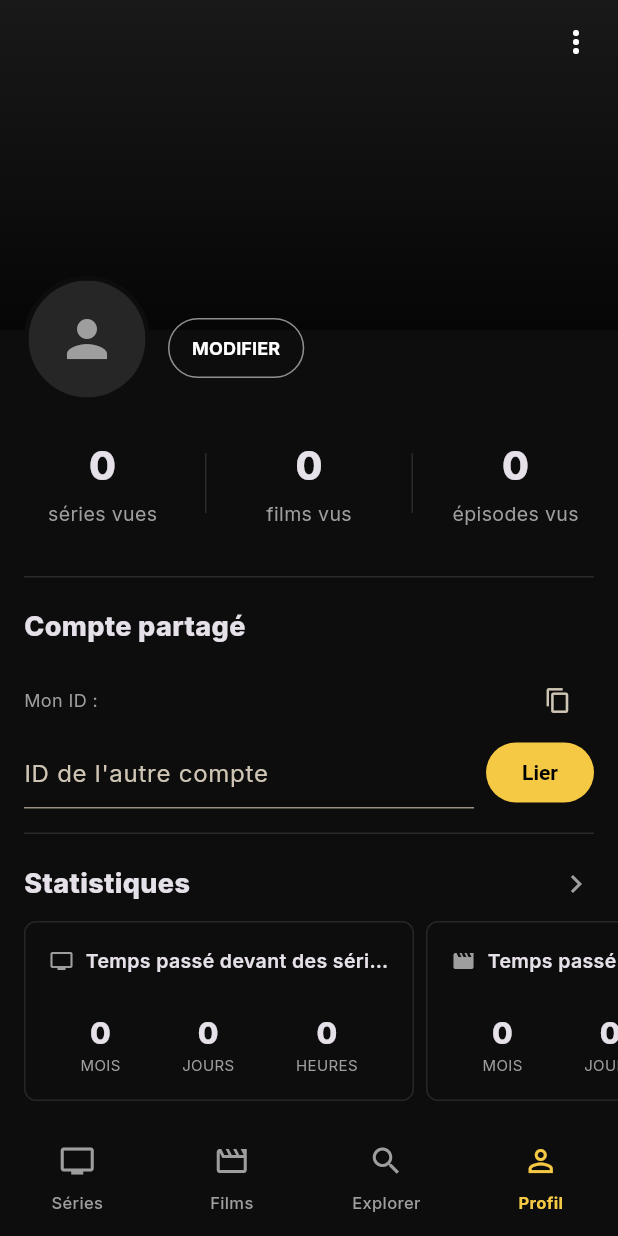
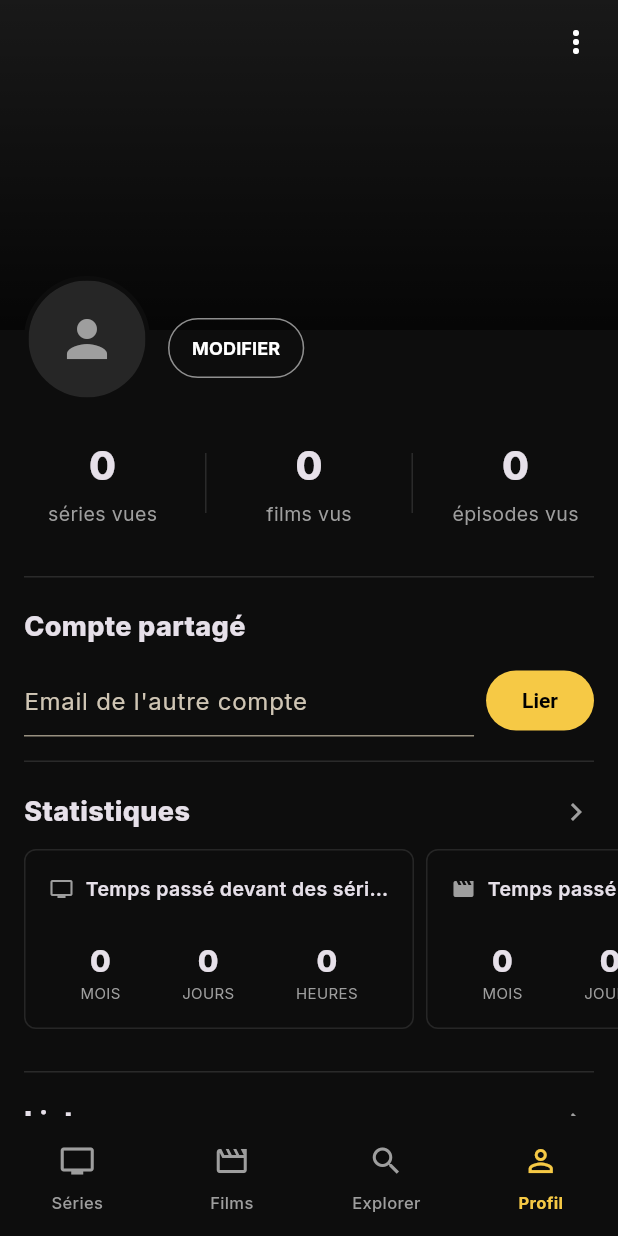
Before and after one commit to Mehdi-F/showtime, a Flutter app: the screen it shows once a user with an empty profile is signed in, item 4 of the bottom bar chosen, after a tap on "Lier", on a phone screen of 412 x 824 dp. Run offline on Flutter 3.47's test engine with Material 3 defaults, Android fonts, the phone set to English and light mode, and no system bars; our stand-ins replace cached_network_image, cloud_firestore, confetti, csv, file_picker, firebase_auth and 3 more; accounts and stored records are empty; network calls fail; statements that could not run were skipped.

Commit message:
Link accounts by email instead of copy-pasting UIDs
Replace the raw-UID entry field with an email lookup (findUidByEmail),
since sign-in is Google-only and the other person's email is much
easier to know/type correctly than a 28-character UID. Relaxes
firestore.rules so any authenticated user can read the small per-user
profile doc (needed to resolve email -> uid) — library/lists data
stays gated behind a true mutual link, unchanged.

```diff
--- a/lib/screens/profile_screen.dart
+++ b/lib/screens/profile_screen.dart
@@ -1,5 +1,4 @@
 import 'package:flutter/material.dart';
-import 'package:flutter/services.dart';
 import 'package:cached_network_image/cached_network_image.dart';
 import 'package:provider/provider.dart';
 import '../config/tmdb_config.dart';
@@ -676,6 +675,7 @@ class _LinkedAccountSection extends StatefulWidget {
 
 class _LinkedAccountSectionState extends State<_LinkedAccountSection> {
   final _controller = TextEditingController();
+  bool _linking = false;
 
   @override
   void dispose() {
@@ -683,17 +683,25 @@ class _LinkedAccountSectionState extends State<_LinkedAccountSection> {
     super.dispose();
   }
 
-  Future<void> _copyUid(String uid) async {
-    await Clipboard.setData(ClipboardData(text: uid));
-    if (mounted) {
-      ScaffoldMessenger.of(context).showSnackBar(const SnackBar(content: Text('ID copié')));
+  Future<void> _link(String uid) async {
+    final email = _controller.text.trim();
+    if (email.isEmpty) return;
+    final currentEmail = context.read<AuthProvider>().user?.email;
+    if (currentEmail != null && email.toLowerCase() == currentEmail.toLowerCase()) return;
+
+    setState(() => _linking = true);
+    final linkService = context.read<LinkService>();
+    final partnerUid = await linkService.findUidByEmail(email);
+    if (!mounted) return;
+    setState(() => _linking = false);
+
+    if (partnerUid == null) {
+      ScaffoldMessenger.of(context).showSnackBar(
+        const SnackBar(content: Text("Aucun compte trouvé avec cet email — l'autre personne doit d'abord ouvrir l'app.")),
+      );
+      return;
     }
-  }
-
-  Future<void> _link(String uid) async {
-    final partnerUid = _controller.text.trim();
-    if (partnerUid.isEmpty || partnerUid == uid) return;
-    await context.read<LinkService>().setLinkedUid(uid: uid, linkedUid: partnerUid);
+    await linkService.setLinkedUid(uid: uid, linkedUid: partnerUid);
     _controller.clear();
   }
 
@@ -709,20 +717,6 @@ class _LinkedAccountSectionState extends State<_LinkedAccountSection> {
       child: Column(
         crossAxisAlignment: CrossAxisAlignment.start,
         children: [
-          Row(
-            children: [
-              Expanded(
-                child: Text('Mon ID : $uid',
-                    style: const TextStyle(color: AppColors.textSecondary, fontSize: 12),
-                    overflow: TextOverflow.ellipsis),
-              ),
-              IconButton(
-                icon: const Icon(Icons.copy, size: 18),
-                tooltip: 'Copier',
-                onPressed: () => _copyUid(uid),
-              ),
-            ],
-          ),
           StreamBuilder<String?>(
             stream: linkService.watchOwnLinkedUid(uid),
             builder: (context, snapshot) {
@@ -733,11 +727,21 @@ class _LinkedAccountSectionState extends State<_LinkedAccountSection> {
                     Expanded(
                       child: TextField(
                         controller: _controller,
-                        decoration: const InputDecoration(hintText: "ID de l'autre compte"),
+                        keyboardType: TextInputType.emailAddress,
+                        decoration: const InputDecoration(hintText: "Email de l'autre compte"),
                       ),
                     ),
                     const SizedBox(width: 8),
-                    FilledButton(onPressed: () => _link(uid), child: const Text('Lier')),
+                    FilledButton(
+                      onPressed: _linking ? null : () => _link(uid),
+                      child: _linking
+                          ? const SizedBox(
+                              width: 16,
+                              height: 16,
+                              child: CircularProgressIndicator(strokeWidth: 2, color: Colors.black),
+                            )
+                          : const Text('Lier'),
+                    ),
                   ],
                 );
               }
--- a/lib/services/link_service.dart
+++ b/lib/services/link_service.dart
@@ -2,8 +2,11 @@ import 'package:cloud_firestore/cloud_firestore.dart';
 
 /// Manages the lightweight "shared account" link between two users so each
 /// can browse the other's library read-only. Deliberately minimal: a single
-/// `linkedUid` field per user, made visible to each other only once both
-/// sides point at one another (see firestore.rules).
+/// `linkedUid` field per user, resolved by email lookup rather than raw UID
+/// copy-paste. Profile docs (displayName/email/linkedUid) are readable by
+/// any authenticated user of the app — see firestore.rules — since this is a
+/// small personal app between people who already know each other; only the
+/// actual library/lists data stays gated behind a true mutual link.
 class LinkService {
   final FirebaseFirestore _firestore;
 
@@ -14,7 +17,7 @@ class LinkService {
   Future<void> ensureProfile({required String uid, String? displayName, String? email}) {
     return _userDoc(uid).set({
       if (displayName != null) 'displayName': displayName,
-      if (email != null) 'email': email,
+      if (email != null) 'email': email.toLowerCase(),
     }, SetOptions(merge: true));
   }
 
@@ -26,9 +29,18 @@ class LinkService {
     return _userDoc(uid).set({'linkedUid': linkedUid}, SetOptions(merge: true));
   }
 
-  /// Fetches the other user's small profile doc (displayName/linkedUid only).
-  /// Only readable once this user has pointed their own linkedUid at them —
-  /// see firestore.rules — so this returns null until that's done.
+  /// Looks up a user's uid by their sign-in email. Returns null if no one
+  /// with that email has ever opened the app.
+  Future<String?> findUidByEmail(String email) async {
+    final snapshot = await _firestore
+        .collection('users')
+        .where('email', isEqualTo: email.trim().toLowerCase())
+        .limit(1)
+        .get();
+    if (snapshot.docs.isEmpty) return null;
+    return snapshot.docs.first.id;
+  }
+
   Future<Map<String, dynamic>?> getProfile(String uid) async {
     final doc = await _userDoc(uid).get();
     return doc.data();
```
